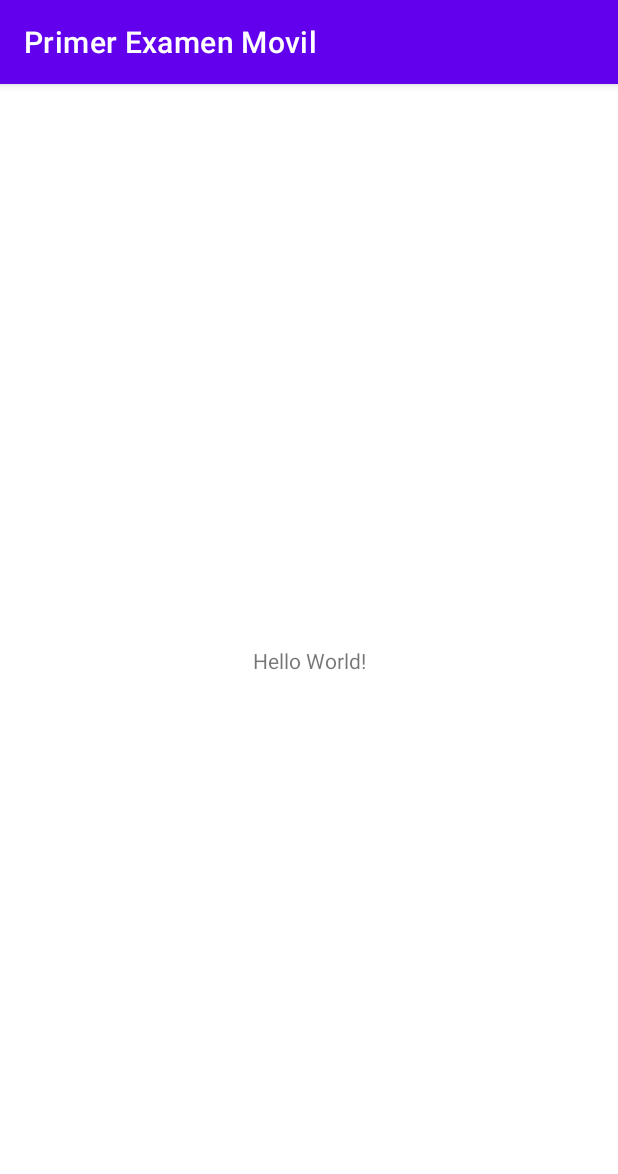
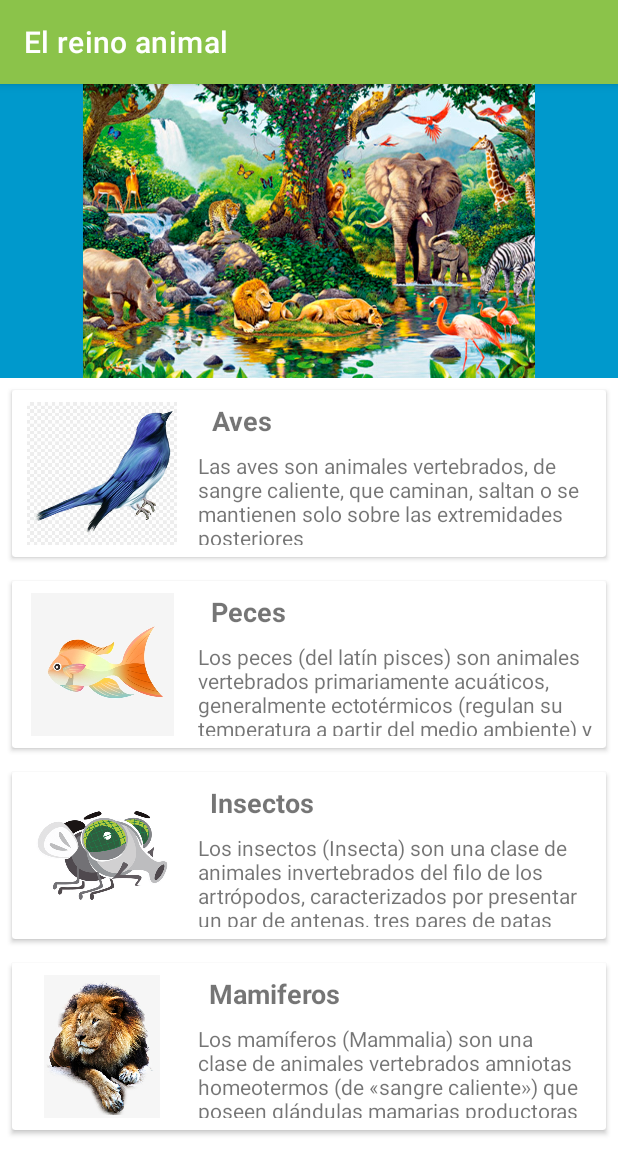
Before and after one commit to Toberal98/ExamenAM, an Android app: the screen it shows after launch (MainActivity), on a phone screen of 412 x 824 dp. Shown: the top 1174 px of the screen. Run offline under Robolectric (Android 15) with nearby library versions, the phone set to English and light mode, and no system bars.

Commit message:
Actividad main version 1.0

```diff
--- /dev/null
+++ b/app/src/main/java/com/example/primerexamenmovil/AnimalModelo.java
@@ -0,0 +1,46 @@
+package com.example.primerexamenmovil;
+
+public class AnimalModelo {
+    private String titulo, descripcion, urlVideo;
+    private int imagenAnimal;
+    public AnimalModelo() {
+    }
+    public AnimalModelo(String titulo, String descripcion, String urlVideo, int imagenAnimal) {
+        this.titulo = titulo;
+        this.descripcion = descripcion;
+        this.urlVideo = urlVideo;
+        this.imagenAnimal = imagenAnimal;
+    }
+
+    public String getTitulo() {
+        return titulo;
+    }
+
+    public void setTitulo(String titulo) {
+        this.titulo = titulo;
+    }
+
+    public int getImagenAnimal() {
+        return imagenAnimal;
+    }
+
+    public void setImagenAnimal(int imagenAnimal) {
+        this.imagenAnimal = imagenAnimal;
+    }
+
+    public String getDescripcion() {
+        return descripcion;
+    }
+
+    public void setDescripcion(String descripcion) {
+        this.descripcion = descripcion;
+    }
+
+    public String getUrlVideo() {
+        return urlVideo;
+    }
+
+    public void setUrlVideo(String urlVideo) {
+        this.urlVideo = urlVideo;
+    }
+}
--- /dev/null
+++ b/app/src/main/java/com/example/primerexamenmovil/AnimalesAdapter.java
@@ -0,0 +1,56 @@
+package com.example.primerexamenmovil;
+import android.view.LayoutInflater;
+import android.view.View;
+import android.view.ViewGroup;
+import android.widget.ImageView;
+import android.widget.TextView;
+import androidx.annotation.NonNull;
+import androidx.recyclerview.widget.RecyclerView;
+import java.util.List;
+
+import androidx.recyclerview.widget.RecyclerView;
+
+public class AnimalesAdapter extends RecyclerView.Adapter<AnimalesAdapter.ViewHolder> {
+    public class ViewHolder extends RecyclerView.ViewHolder{
+        private TextView titulo, descripcion, url;
+        ImageView fotoAnimal;
+        public ViewHolder(View itemView){
+            super(itemView);
+            titulo = itemView.findViewById(R.id.tvTitulo);
+            descripcion = itemView.findViewById(R.id.tvDescripcion);
+            fotoAnimal = itemView.findViewById(R.id.imgAnima);
+        }
+    }
+    public List<AnimalModelo> listaAnimales;
+    //Generar el constructor de la lista creada para que pueda recibir los valores
+    public AnimalesAdapter(List<AnimalModelo> listaAnimales) {
+        this.listaAnimales = listaAnimales;
+    }
+    @NonNull
+    @Override
+    public ViewHolder onCreateViewHolder(@NonNull ViewGroup parent, int viewType) {
+        View view =
+                LayoutInflater.
+                        from(parent.getContext()).
+                        inflate(R.layout.lista_animales,parent,false); ViewHolder viewHolder = new ViewHolder(view);
+        return viewHolder;
+
+    }
+
+    @Override
+    public void onBindViewHolder(@NonNull ViewHolder holder, int position) {
+        holder.titulo.setText(listaAnimales.get(position).getTitulo());
+        holder.descripcion.setText(listaAnimales.get(position).getDescripcion());
+        holder.fotoAnimal.setImageResource(listaAnimales.get(position).getImagenAnimal());
+    }
+
+    @Override
+    public int getItemCount() {
+        return listaAnimales.size();
+    }
+
+
+
+
+
+}
--- a/app/src/main/java/com/example/primerexamenmovil/MainActivity.java
+++ b/app/src/main/java/com/example/primerexamenmovil/MainActivity.java
@@ -1,14 +1,42 @@
 package com.example.primerexamenmovil;
 
 import androidx.appcompat.app.AppCompatActivity;
+import androidx.recyclerview.widget.LinearLayoutManager;
+import androidx.recyclerview.widget.RecyclerView;
+import android.os.Bundle;
+import java.util.ArrayList;
+import java.util.List;
 
-import android.os.Bundle;
 
 public class MainActivity extends AppCompatActivity {
+    private RecyclerView rcvAnimales;
+    private AnimalesAdapter adapterAnimales;
 
     @Override
     protected void onCreate(Bundle savedInstanceState) {
         super.onCreate(savedInstanceState);
         setContentView(R.layout.activity_main);
+
+        // nuestro layout
+        rcvAnimales = findViewById(R.id.rcvLista);
+
+        //Definir la forma de la lista vertical, similar a la de un
+        // ListView
+        rcvAnimales.setLayoutManager(new LinearLayoutManager(this));
+
+        //Asignar la información al Recycler de nuestro Layout
+        adapterAnimales = new AnimalesAdapter(getAnimales());
+        rcvAnimales.setAdapter(adapterAnimales);
+
     }
+    public List<AnimalModelo> getAnimales() {
+        List<AnimalModelo> animales = new ArrayList<>();
+        animales.add(new AnimalModelo("Aves","Las aves son animales vertebrados, de sangre caliente, que caminan, saltan o se mantienen solo sobre las extremidades posteriores","https://youtu.be/T-D7b2DJJNk",R.drawable.ave));
+        animales.add(new AnimalModelo("Peces","Los peces (del latín pisces) son animales vertebrados primariamente acuáticos, generalmente ectotérmicos (regulan su temperatura a partir del medio ambiente) y con respiración por branquias. ","https://youtu.be/sfWqabJ-bcE",R.drawable.pez));
+        animales.add(new AnimalModelo("Insectos","Los insectos (Insecta) son una clase de animales invertebrados del filo de los artrópodos, caracterizados por presentar un par de antenas, tres pares de patas y dos pares de alas (que, no obstante, pueden reducirse o faltar). ","https://youtu.be/3tXZZTy_ncE",R.drawable.insecto));
+        animales.add(new AnimalModelo("Mamiferos","Los mamíferos (Mammalia) son una clase de animales vertebrados amniotas homeotermos (de «sangre caliente») que poseen glándulas mamarias productoras de leche con las que alimentan a las crías.","https://youtu.be/T-D7b2DJJNk",R.drawable.leon));
+
+        return animales;
+    }
+
 }
--- a/app/src/main/res/layout/activity_main.xml
+++ b/app/src/main/res/layout/activity_main.xml
@@ -6,13 +6,24 @@
     android:layout_height="match_parent"
     tools:context=".MainActivity">
 
-    <TextView
-        android:layout_width="wrap_content"
-        android:layout_height="wrap_content"
-        android:text="Hello World!"
+    <ImageView
+        android:id="@+id/imvPortada"
+        android:layout_width="0dp"
+        android:layout_height="196dp"
+        android:background="@android:color/holo_blue_dark"
+        android:contentDescription="@string/portada_descripcion"
+        app:layout_constraintEnd_toEndOf="parent"
+        app:layout_constraintHorizontal_bias="1.0"
+        app:layout_constraintStart_toStartOf="parent"
+        app:layout_constraintTop_toTopOf="parent"
+        app:srcCompat="@drawable/portada" />
+
+    <androidx.recyclerview.widget.RecyclerView
+        android:id="@+id/rcvLista"
+        android:layout_width="0dp"
+        android:layout_height="0dp"
         app:layout_constraintBottom_toBottomOf="parent"
-        app:layout_constraintLeft_toLeftOf="parent"
-        app:layout_constraintRight_toRightOf="parent"
-        app:layout_constraintTop_toTopOf="parent" />
-
+        app:layout_constraintEnd_toEndOf="parent"
+        app:layout_constraintStart_toStartOf="parent"
+        app:layout_constraintTop_toBottomOf="@+id/imvPortada" />
 </androidx.constraintlayout.widget.ConstraintLayout>
--- /dev/null
+++ b/app/src/main/res/layout/lista_animales.xml
@@ -0,0 +1,75 @@
+<?xml version="1.0" encoding="utf-8"?>
+<androidx.constraintlayout.widget.ConstraintLayout xmlns:android="http://schemas.android.com/apk/res/android"
+    xmlns:app="http://schemas.android.com/apk/res-auto"
+    xmlns:tools="http://schemas.android.com/tools"
+    android:id="@+id/imgAnimal"
+    android:layout_width="match_parent"
+    android:layout_height="wrap_content">
+
+    <androidx.cardview.widget.CardView
+        android:id="@+id/cvCategoriaAnimal"
+        android:layout_width="0dp"
+        android:layout_height="wrap_content"
+        android:layout_marginStart="8dp"
+        android:layout_marginTop="8dp"
+        android:layout_marginEnd="8dp"
+        android:layout_marginBottom="8dp"
+        app:layout_constraintBottom_toBottomOf="parent"
+        app:layout_constraintEnd_toEndOf="parent"
+        app:layout_constraintHorizontal_bias="1.0"
+        app:layout_constraintStart_toStartOf="parent"
+        app:layout_constraintTop_toTopOf="parent">
+
+        <androidx.constraintlayout.widget.ConstraintLayout
+            android:layout_width="match_parent"
+            android:layout_height="wrap_content">
+
+            <TextView
+                android:id="@+id/tvTitulo"
+                android:layout_width="wrap_content"
+                android:layout_height="wrap_content"
+                android:layout_marginStart="8dp"
+                android:layout_marginTop="8dp"
+                android:text="TextView"
+                android:textSize="18sp"
+                android:textStyle="bold"
+                app:layout_constraintEnd_toEndOf="parent"
+                app:layout_constraintHorizontal_bias="0.04"
+                app:layout_constraintStart_toEndOf="@+id/imgAnima"
+                app:layout_constraintTop_toTopOf="parent" />
+
+            <ImageView
+                android:id="@+id/imgAnima"
+                android:layout_width="112dp"
+                android:layout_height="95dp"
+                android:layout_marginStart="4dp"
+                android:layout_marginTop="8dp"
+                android:layout_marginBottom="8dp"
+                android:contentDescription="@string/imagen_animal"
+                app:layout_constraintBottom_toBottomOf="parent"
+                app:layout_constraintStart_toStartOf="parent"
+                app:layout_constraintTop_toTopOf="parent"
+                app:layout_constraintVertical_bias="0.0"
+                app:srcCompat="@drawable/ave" />
+
+            <TextView
+                android:id="@+id/tvDescripcion"
+                android:layout_width="0dp"
+                android:layout_height="0dp"
+                android:layout_marginStart="8dp"
+                android:layout_marginTop="8dp"
+                android:layout_marginEnd="8dp"
+                android:layout_marginBottom="8dp"
+                android:text="TextView"
+                android:textAlignment="textStart"
+                app:layout_constraintBottom_toBottomOf="parent"
+                app:layout_constraintEnd_toEndOf="parent"
+                app:layout_constraintHorizontal_bias="0.042"
+                app:layout_constraintStart_toEndOf="@+id/imgAnima"
+                app:layout_constraintTop_toBottomOf="@+id/tvTitulo"
+                app:layout_constraintVertical_bias="0.292" />
+        </androidx.constraintlayout.widget.ConstraintLayout>
+
+    </androidx.cardview.widget.CardView>
+
+</androidx.constraintlayout.widget.ConstraintLayout>
--- a/app/src/main/res/values/colors.xml
+++ b/app/src/main/res/values/colors.xml
@@ -1,8 +1,8 @@
 <?xml version="1.0" encoding="utf-8"?>
 <resources>
     <color name="purple_200">#FFBB86FC</color>
-    <color name="purple_500">#FF6200EE</color>
-    <color name="purple_700">#FF3700B3</color>
+    <color name="verde_oscuro">#4CAF50</color>
+    <color name="celeste">#03A9F4</color>
     <color name="teal_200">#FF03DAC5</color>
     <color name="teal_700">#FF018786</color>
     <color name="black">#FF000000</color>
--- a/app/src/main/res/values/strings.xml
+++ b/app/src/main/res/values/strings.xml
@@ -1,3 +1,5 @@
 <resources>
-    <string name="app_name">Primer Examen Movil</string>
+    <string name="app_name">El reino animal</string>
+    <string name="portada_descripcion">Imagen de la selva</string>
+    <string name="imagen_animal">Imagen de la selva</string>
 </resources>
--- a/app/src/main/res/values/themes.xml
+++ b/app/src/main/res/values/themes.xml
@@ -2,8 +2,8 @@
     <!-- Base application theme. -->
     <style name="Theme.PrimerExamenMovil" parent="Theme.MaterialComponents.DayNight.DarkActionBar">
         <!-- Primary brand color. -->
-        <item name="colorPrimary">@color/purple_500</item>
-        <item name="colorPrimaryVariant">@color/purple_700</item>
+        <item name="colorPrimary">#8BC34A</item>
+        <item name="colorPrimaryVariant">@color/celeste</item>
         <item name="colorOnPrimary">@color/white</item>
         <!-- Secondary brand color. -->
         <item name="colorSecondary">@color/teal_200</item>
```
Also changed, not shown: app/src/main/res/drawable/ave.png (added), app/src/main/res/drawable/insecto.png (added), app/src/main/res/drawable/leon.png (added), app/src/main/res/drawable/pez.jpg (added), app/src/main/res/drawable/portada.png (added).
